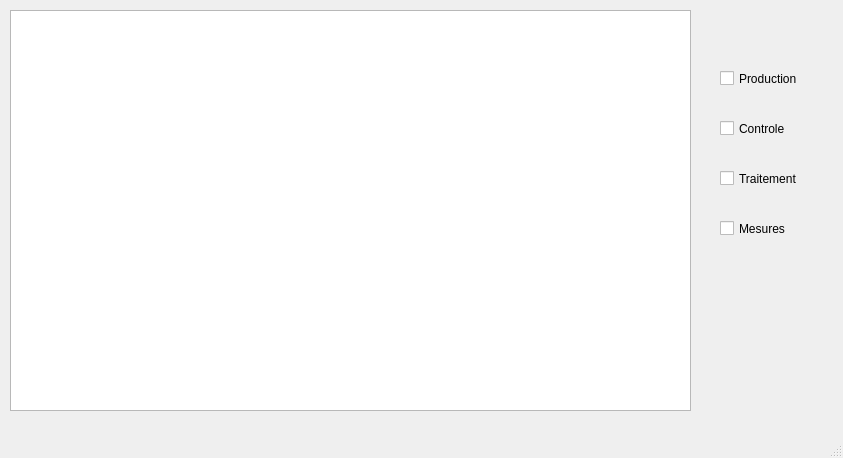
First picture: the form in CDbVisualizerSAMP.ui, repository Cwocco/Db_visualizer, before the edit.
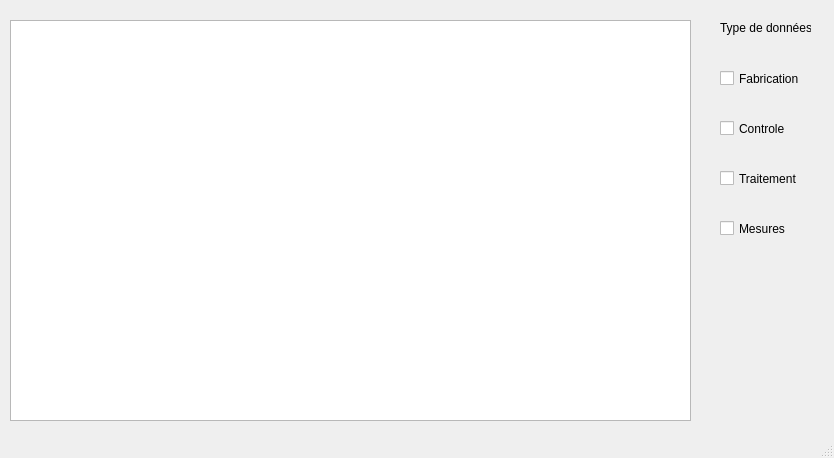
Second picture: the form after the edit.

```diff
--- a/CDbVisualizerSAMP.ui
+++ b/CDbVisualizerSAMP.ui
@@ -2,23 +2,32 @@
 <ui version="4.0">
  <class>CDbVisualizerSAMP</class>
  <widget class="QMainWindow" name="CDbVisualizerSAMP">
+  <property name="enabled">
+   <bool>true</bool>
+  </property>
   <property name="geometry">
    <rect>
     <x>0</x>
     <y>0</y>
-    <width>843</width>
+    <width>834</width>
     <height>458</height>
    </rect>
   </property>
   <property name="windowTitle">
    <string>Samp database Visualizer</string>
   </property>
+  <property name="autoFillBackground">
+   <bool>false</bool>
+  </property>
+  <property name="animated">
+   <bool>false</bool>
+  </property>
   <widget class="QWidget" name="centralWidget">
    <widget class="QTableView" name="tableView">
     <property name="geometry">
      <rect>
       <x>10</x>
-      <y>10</y>
+      <y>20</y>
       <width>681</width>
       <height>401</height>
      </rect>
@@ -34,7 +43,7 @@
      </rect>
     </property>
     <property name="text">
-     <string>Production</string>
+     <string>Fabrication</string>
     </property>
    </widget>
    <widget class="QCheckBox" name="checkBox_2">
@@ -76,6 +85,19 @@
      <string>Mesures</string>
     </property>
    </widget>
+   <widget class="QLabel" name="label">
+    <property name="geometry">
+     <rect>
+      <x>720</x>
+      <y>20</y>
+      <width>91</width>
+      <height>16</height>
+     </rect>
+    </property>
+    <property name="text">
+     <string>Type de données :</string>
+    </property>
+   </widget>
   </widget>
   <widget class="QMenuBar" name="menuBar">
    <property name="geometry">
```
Left out of the diff: 2 changed lines with no effect on the pictures.
